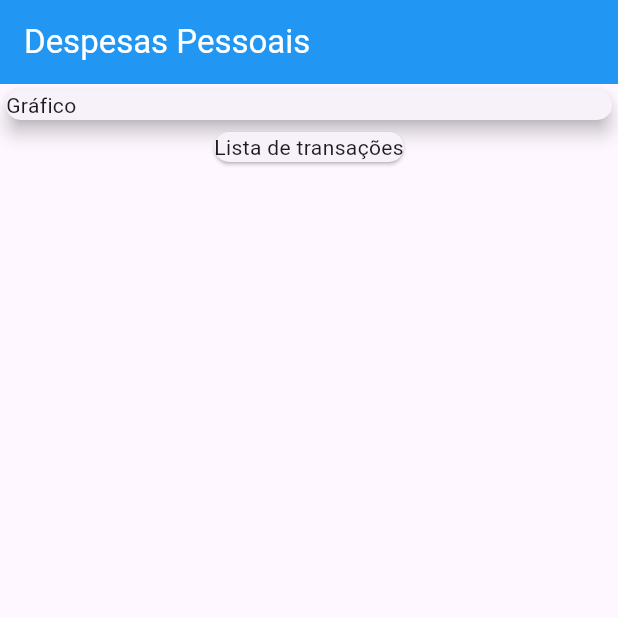
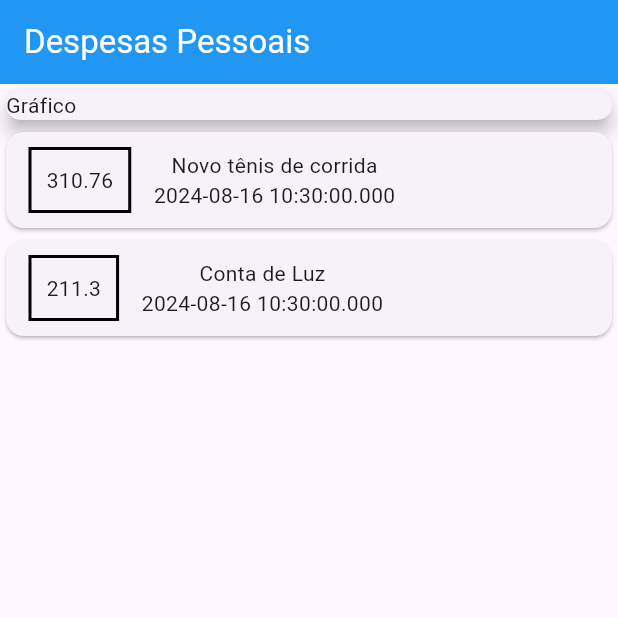
Before and after one commit to ebersc/Flutter, a Flutter app: the screen it shows after launch, on a phone screen of 412 x 824 dp, the top half of it. Run offline on Flutter 3.47's test engine with Material 3 defaults, Android fonts, the phone set to English and light mode, and no system bars.

Commit message:
aplicando estilo no componente

```diff
--- a/expenses/lib/main.dart
+++ b/expenses/lib/main.dart
@@ -1,8 +1,10 @@
+import 'package:expenses/models/transaction.dart';
 import 'package:flutter/material.dart';
 
 main() => runApp(ExpensesApp());
 
 class ExpensesApp extends StatelessWidget {
+
   @override
   Widget build(BuildContext context) {
     return MaterialApp(home: MyHomePage());
@@ -10,7 +12,19 @@ class ExpensesApp extends StatelessWidget {
 }
 
 class MyHomePage extends StatelessWidget {
-  const MyHomePage({super.key});
+
+  final _transactions = [
+    Transaction(
+        id: 't1',
+        title: 'Novo tênis de corrida',
+        value: 310.76,
+        date: DateTime.now()),
+    Transaction(
+        id: 't2',
+        title: 'Conta de Luz',
+        value: 211.30,
+        date: DateTime.now()),
+  ];
 
   @override
   Widget build(BuildContext context) {
@@ -29,8 +43,37 @@ class MyHomePage extends StatelessWidget {
                 elevation: 5,
               ),
             ),
-            Card(
-              child: Text('Lista de transações'),
+            Column(
+              children: _transactions.map((tr) {
+                return Card(
+                  child: Row(
+                    children: [
+                      Container(
+                        margin: EdgeInsets.symmetric(
+                          horizontal: 15,
+                          vertical: 10
+                        ),
+                        decoration: BoxDecoration(
+                          border: Border.all(
+                            color: Colors.black,
+                            width: 2,
+                          )
+                        ),
+                        padding: EdgeInsets.all(10),
+                        child: Text(
+                          tr.value.toString()
+                        ),
+                      ),
+                      Column(
+                        children: [
+                          Text(tr.title),
+                          Text(tr.date.toString())
+                        ],
+                      )
+                    ],
+                  ),
+                );
+              }).toList(),
             )
           ],
         ));
--- /dev/null
+++ b/expenses/lib/models/transaction.dart
@@ -0,0 +1,13 @@
+class Transaction{
+  final String id;
+  final String title;
+  final double value;
+  final DateTime date;
+
+  Transaction({
+    required this.id,
+    required this.title,
+    required this.value,
+    required this.date
+  });
+}
```
